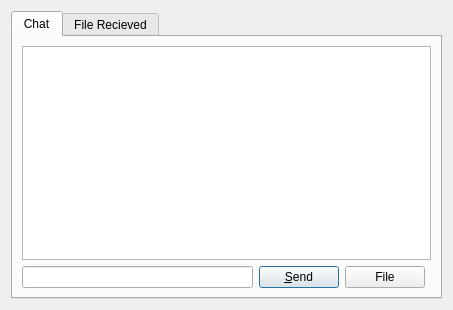
The window that chatdialog.ui (shaan7/Kapotah) describes before a commit, drawn with Qt 5.
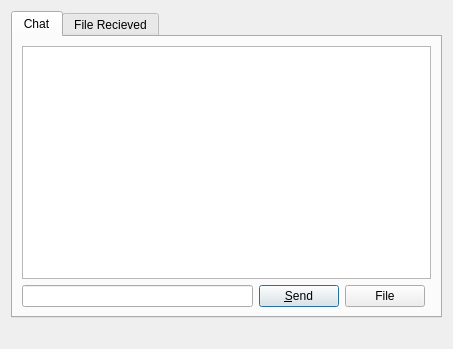
The same window after the commit.

Commit message: User is typing message

What changed in the file:
```diff
--- a/chatdialog.ui
+++ b/chatdialog.ui
@@ -7,7 +7,7 @@
     <x>0</x>
     <y>0</y>
     <width>453</width>
-    <height>310</height>
+    <height>349</height>
    </rect>
   </property>
   <property name="windowTitle">
@@ -155,6 +155,13 @@
      </widget>
     </widget>
    </item>
+   <item row="1" column="0">
+    <widget class="QLabel" name="buddyStatusLabel">
+     <property name="text">
+      <string/>
+     </property>
+    </widget>
+   </item>
   </layout>
  </widget>
  <tabstops>
```
The commit also changes 2 other files.
